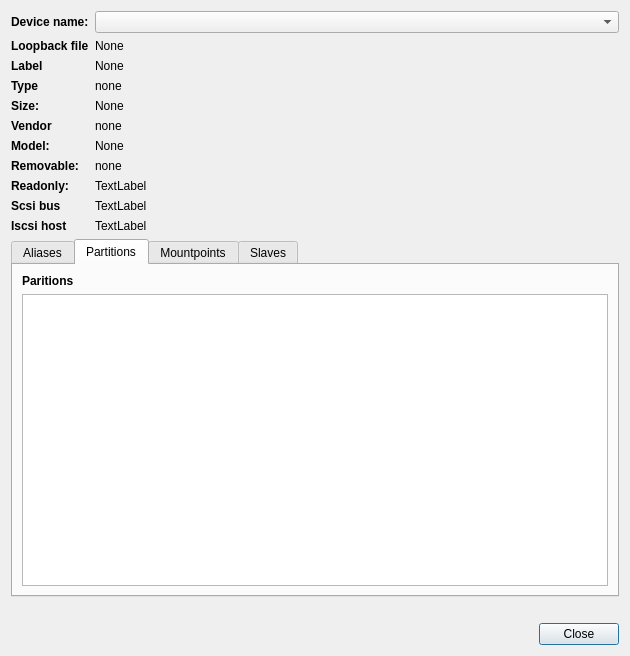
Qt form ui/devinfo.ui (iddekingej/blgui) before a commit.
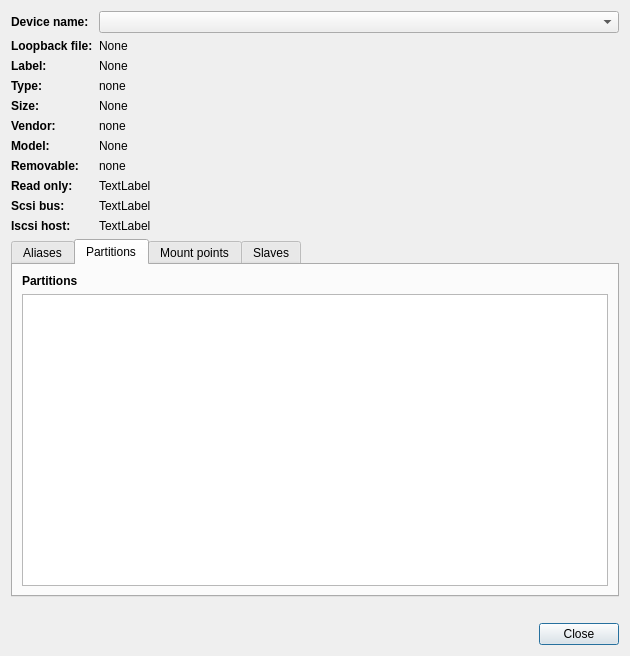
The same form after that commit. The open tabs and pages were chosen to show the change.

```diff
--- a/ui/devinfo.ui
+++ b/ui/devinfo.ui
@@ -37,7 +37,7 @@
           </font>
          </property>
          <property name="text">
-          <string>Scsi bus</string>
+          <string>Scsi bus:</string>
          </property>
         </widget>
        </item>
@@ -56,7 +56,7 @@
           </font>
          </property>
          <property name="text">
-          <string>Vendor</string>
+          <string>Vendor:</string>
          </property>
         </widget>
        </item>
@@ -208,7 +208,7 @@
           </font>
          </property>
          <property name="text">
-          <string>Readonly:</string>
+          <string>Read only:</string>
          </property>
         </widget>
        </item>
@@ -253,7 +253,7 @@
           </font>
          </property>
          <property name="text">
-          <string>Label</string>
+          <string>Label:</string>
          </property>
         </widget>
        </item>
@@ -280,7 +280,7 @@
           </font>
          </property>
          <property name="text">
-          <string>Type</string>
+          <string>Type:</string>
          </property>
         </widget>
        </item>
@@ -306,7 +306,7 @@
           </font>
          </property>
          <property name="text">
-          <string>Loopback file</string>
+          <string>Loopback file:</string>
          </property>
         </widget>
        </item>
@@ -319,7 +319,7 @@
           </font>
          </property>
          <property name="text">
-          <string>Iscsi host</string>
+          <string>Iscsi host:</string>
          </property>
         </widget>
        </item>
@@ -391,7 +391,7 @@
             </font>
            </property>
            <property name="text">
-            <string>Paritions</string>
+            <string>Partitions</string>
            </property>
           </widget>
          </item>
@@ -402,7 +402,7 @@
        </widget>
        <widget class="QWidget" name="tab_3">
         <attribute name="title">
-         <string>Mountpoints</string>
+         <string>Mount points</string>
         </attribute>
         <layout class="QVBoxLayout" name="verticalLayout_6">
          <item>
```
